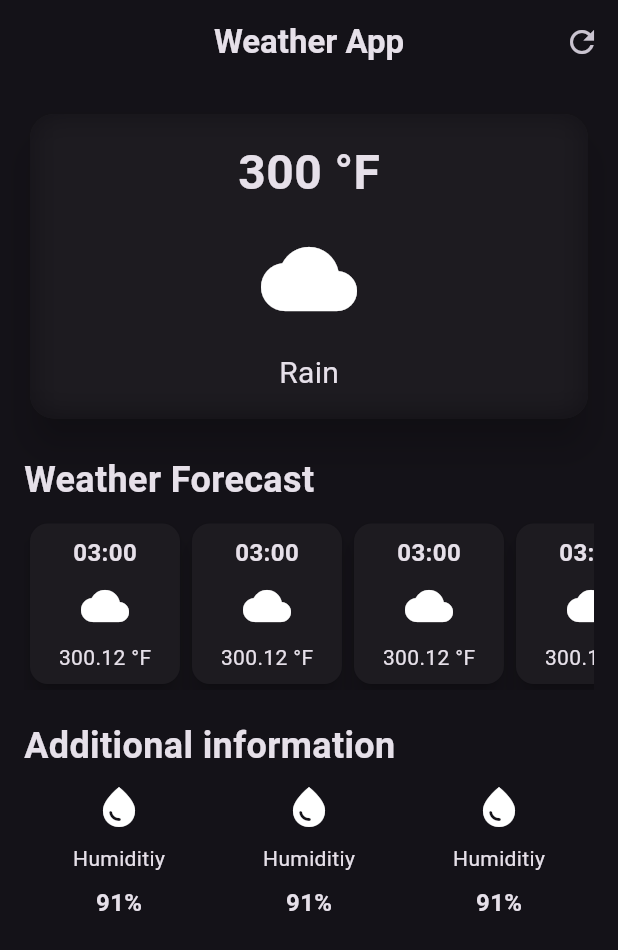
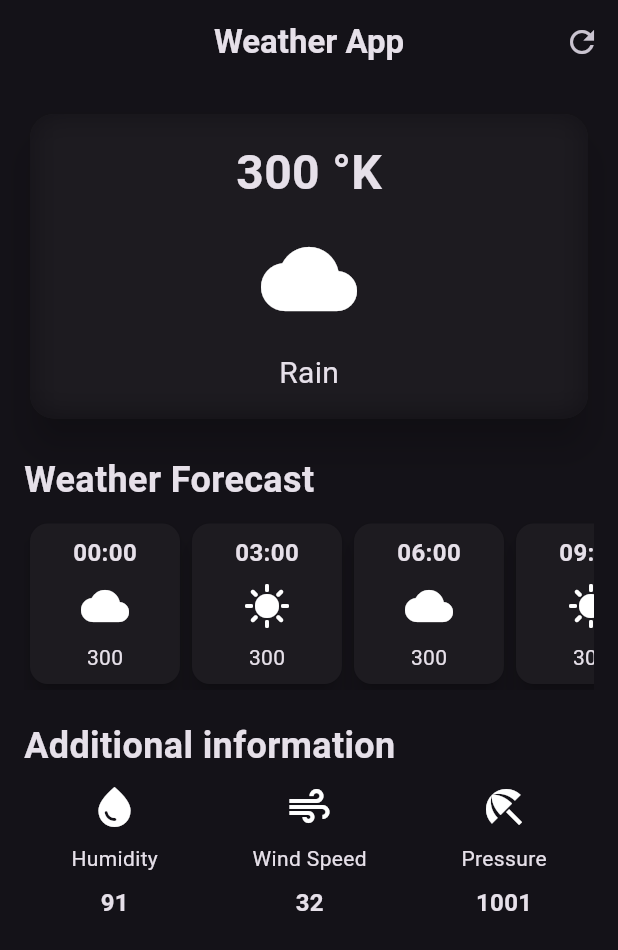
Before and after one commit to ppawlusiak/weather_app, a Flutter app: the screen it shows after launch, on a phone screen of 412 x 824 dp. Shown: the top 950 px of the screen. Run offline on Flutter 3.47's test engine with Material 3 defaults, Android fonts, the phone set to English and light mode, and no system bars.

Commit message:
Add parameters to cards

```diff
--- a/lib/additional_info_item.dart
+++ b/lib/additional_info_item.dart
@@ -1,28 +1,36 @@
 import 'package:flutter/material.dart';
 
 class AdditionalInfoItem extends StatelessWidget {
+  final IconData icon;
+  final String label;
+  final String value;
   const AdditionalInfoItem({
     super.key,
+    required this.icon,
+    required this.label,
+    required this.value,
   });
 
   @override
   Widget build(BuildContext context) {
-    return const Column(
+    return Column(
       children: [
         Icon(
-          Icons.water_drop,
+          icon,
           size: 32,
         ),
-        SizedBox(
-          height: 8,
-        ),
-        Text('Humiditiy'),
-        SizedBox(
+        const SizedBox(
           height: 8,
         ),
         Text(
-          '91%',
-          style: TextStyle(
+          label,
+        ),
+        const SizedBox(
+          height: 8,
+        ),
+        Text(
+          value,
+          style: const TextStyle(
             fontSize: 16,
             fontWeight: FontWeight.bold,
           ),
--- a/lib/hurly_forecast_item.dart
+++ b/lib/hurly_forecast_item.dart
@@ -1,7 +1,15 @@
 import 'package:flutter/material.dart';
 
 class HurlyForecastItem extends StatelessWidget {
-  const HurlyForecastItem({super.key});
+  final String time;
+  final IconData icon;
+  final String temperature;
+  const HurlyForecastItem({
+    super.key,
+    required this.time,
+    required this.icon,
+    required this.temperature,
+  });
 
   @override
   Widget build(BuildContext context) {
@@ -13,28 +21,28 @@ class HurlyForecastItem extends StatelessWidget {
         decoration: BoxDecoration(
           borderRadius: BorderRadius.circular(12),
         ),
-        child: const Column(
+        child: Column(
           children: [
             Text(
-              '03:00',
-              style: TextStyle(
+              time,
+              style: const TextStyle(
                 fontSize: 16,
                 fontWeight: FontWeight.bold,
               ),
             ),
-            SizedBox(
+            const SizedBox(
               height: 8,
             ),
             Icon(
-              Icons.cloud,
+              icon,
               size: 32,
             ),
-            SizedBox(
+            const SizedBox(
               height: 8,
             ),
             Text(
-              '300.12 °F',
-              style: TextStyle(
+              temperature,
+              style: const TextStyle(
                 fontSize: 14,
               ),
             )
--- a/lib/weather_screen.dart
+++ b/lib/weather_screen.dart
@@ -53,7 +53,7 @@ class WeatherScreen extends StatelessWidget {
                       child: Column(
                         children: [
                           Text(
-                            '300 °F',
+                            '300 °K',
                             style: TextStyle(
                               fontSize: 32,
                               fontWeight: FontWeight.bold,
@@ -98,11 +98,31 @@ class WeatherScreen extends StatelessWidget {
               scrollDirection: Axis.horizontal,
               child: Row(
                 children: [
-                  HurlyForecastItem(),
-                  HurlyForecastItem(),
-                  HurlyForecastItem(),
-                  HurlyForecastItem(),
-                  HurlyForecastItem(),
+                  HurlyForecastItem(
+                    time: '00:00',
+                    icon: Icons.cloud,
+                    temperature: '300',
+                  ),
+                  HurlyForecastItem(
+                    time: '03:00',
+                    icon: Icons.sunny,
+                    temperature: '300',
+                  ),
+                  HurlyForecastItem(
+                    time: '06:00',
+                    icon: Icons.cloud,
+                    temperature: '300',
+                  ),
+                  HurlyForecastItem(
+                    time: '09:00',
+                    icon: Icons.sunny,
+                    temperature: '300',
+                  ),
+                  HurlyForecastItem(
+                    time: '12:00',
+                    icon: Icons.cloud,
+                    temperature: '300',
+                  ),
                 ],
               ),
             ),
@@ -123,9 +143,21 @@ class WeatherScreen extends StatelessWidget {
             const Row(
               mainAxisAlignment: MainAxisAlignment.spaceAround,
               children: [
-                AdditionalInfoItem(),
-                AdditionalInfoItem(),
-                AdditionalInfoItem(),
+                AdditionalInfoItem(
+                  icon: Icons.water_drop,
+                  label: 'Humidity',
+                  value: '91',
+                ),
+                AdditionalInfoItem(
+                  icon: Icons.air,
+                  label: 'Wind Speed',
+                  value: '32',
+                ),
+                AdditionalInfoItem(
+                  icon: Icons.beach_access,
+                  label: 'Pressure',
+                  value: '1001',
+                ),
               ],
             )
           ],
```
